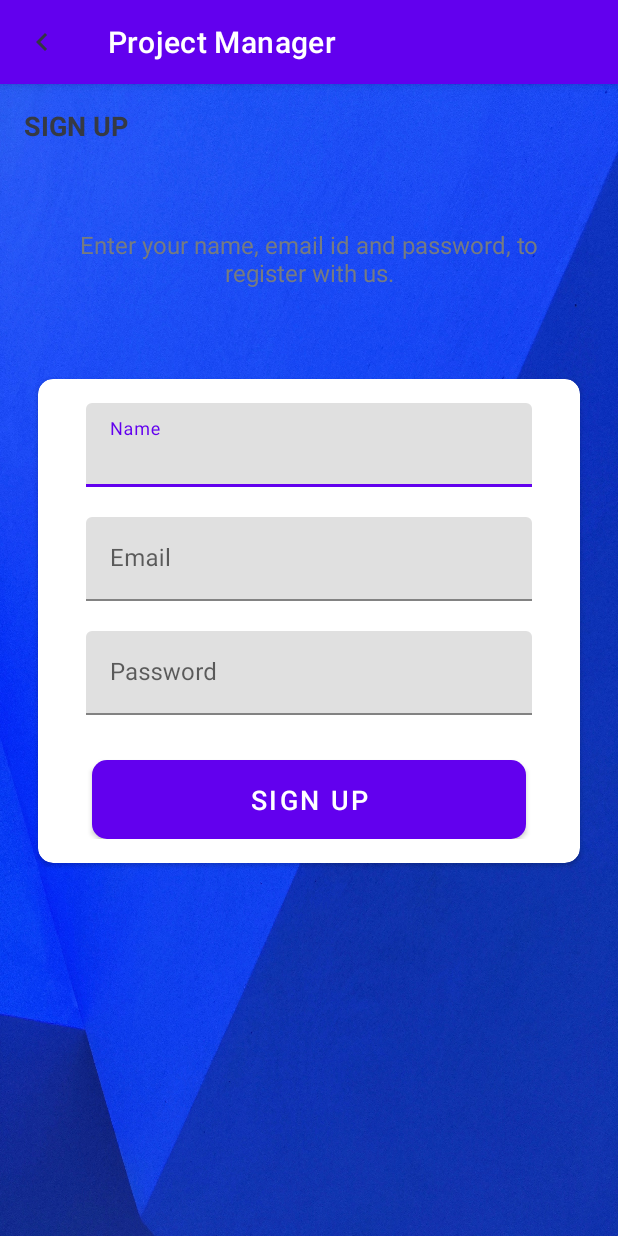
After one commit to Chetanpatel57/Project_Manager, an Android app: the SignUpActivity screen opened directly, with no data from a screen before it, on a phone screen of 412 x 824 dp. The commit adds this screen. Run offline under Robolectric (Android 15) with nearby library versions, the phone set to English and light mode, and no system bars; 1 statement that could not run was skipped.

Commit message:
signup Activity

```diff
--- a/app/src/main/AndroidManifest.xml
+++ b/app/src/main/AndroidManifest.xml
@@ -12,8 +12,16 @@
         android:theme="@style/Theme.ProjectManager"
         tools:targetApi="31">
         <activity
+            android:name=".SignUpActivity"
+            android:exported="false">
+            <meta-data
+                android:name="android.app.lib_name"
+                android:value="" />
+        </activity>
+        <activity
             android:name=".IntroActivity"
-            android:exported="true">
+            android:exported="true"
+            android:screenOrientation="portrait">
             <meta-data
                 android:name="android.app.lib_name"
                 android:value="" />
--- a/app/src/main/java/com/example/projectmanager/IntroActivity.kt
+++ b/app/src/main/java/com/example/projectmanager/IntroActivity.kt
@@ -1,5 +1,6 @@
 package com.example.projectmanager
 
+import android.content.Intent
 import androidx.appcompat.app.AppCompatActivity
 import android.os.Bundle
 
@@ -7,5 +8,11 @@ class IntroActivity : AppCompatActivity() {
     override fun onCreate(savedInstanceState: Bundle?) {
         super.onCreate(savedInstanceState)
         setContentView(R.layout.activity_intro)
+
+
+        btn_sign_up_intro.setOnClickListener {
+
+            startActivity(Intent(this@IntroActivity, SignUpActivity::class.java))
+        }
     }
 }
--- /dev/null
+++ b/app/src/main/java/com/example/projectmanager/SignUpActivity.kt
@@ -0,0 +1,26 @@
+package com.example.projectmanager
+
+import androidx.appcompat.app.AppCompatActivity
+import android.os.Bundle
+
+class SignUpActivity : AppCompatActivity() {
+    override fun onCreate(savedInstanceState: Bundle?) {
+        super.onCreate(savedInstanceState)
+        setContentView(R.layout.activity_sign_up)
+
+        setupActionBar()
+    }
+
+    private fun setupActionBar() {
+
+        setSupportActionBar(toolbar_sign_up_activity)
+
+        val actionBar = supportActionBar
+        if (actionBar != null) {
+            actionBar.setDisplayHomeAsUpEnabled(true)
+            actionBar.setHomeAsUpIndicator(R.drawable.ic_black_color_back_24dp)
+        }
+
+        //toolbar_sign_up_activity.setNavigationOnClickListener { onBackPressed() }
+    }
+}
--- /dev/null
+++ b/app/src/main/res/drawable-v24/ic_black_color_back_24dp.xml
@@ -0,0 +1,10 @@
+<vector xmlns:android="http://schemas.android.com/apk/res/android"
+    android:width="24dp"
+    android:height="24dp"
+    android:tint="#333644"
+    android:viewportWidth="24.0"
+    android:viewportHeight="24.0">
+    <path
+        android:fillColor="@android:color/white"
+        android:pathData="M15.41,7.41L14,6l-6,6 6,6 1.41,-1.41L10.83,12z" />
+</vector>
--- /dev/null
+++ b/app/src/main/res/layout/activity_sign_up.xml
@@ -0,0 +1,126 @@
+<?xml version="1.0" encoding="utf-8"?>
+<LinearLayout xmlns:android="http://schemas.android.com/apk/res/android"
+    xmlns:app="http://schemas.android.com/apk/res-auto"
+    xmlns:tools="http://schemas.android.com/tools"
+    android:layout_width="match_parent"
+    android:layout_height="match_parent"
+    android:background="@drawable/background"
+    android:orientation="vertical"
+    tools:context=".SignUpActivity">
+
+    <androidx.appcompat.widget.Toolbar
+        android:id="@+id/toolbar_sign_up_activity"
+        android:layout_width="match_parent"
+        android:layout_height="?attr/actionBarSize">
+
+        <TextView
+            android:id="@+id/tv_title"
+            android:layout_width="match_parent"
+            android:layout_height="match_parent"
+            android:gravity="center_vertical"
+            android:text="@string/sign_up"
+            android:textColor="@color/text_color_one"
+            android:textSize="@dimen/toolbar_title_text_size"
+            android:textStyle="bold" />
+
+    </androidx.appcompat.widget.Toolbar>
+
+    <LinearLayout
+        android:layout_width="match_parent"
+        android:layout_height="match_parent"
+        android:layout_gravity="center"
+        android:layout_marginTop="@dimen/authentication_screen_content_marginTop"
+        android:orientation="vertical">
+
+        <TextView
+            android:layout_width="match_parent"
+            android:layout_height="wrap_content"
+            android:layout_marginStart="@dimen/authentication_screen_marginStartEnd"
+            android:layout_marginEnd="@dimen/authentication_screen_marginStartEnd"
+            android:gravity="center"
+            android:text="@string/sign_up_description_text"
+            android:textColor="@color/text_color_two"
+            android:textSize="@dimen/authentication_description_text_size" />
+
+        <androidx.cardview.widget.CardView
+            android:layout_width="match_parent"
+            android:layout_height="wrap_content"
+            android:layout_marginStart="@dimen/authentication_screen_marginStartEnd"
+            android:layout_marginTop="@dimen/authentication_screen_card_view_marginTop"
+            android:layout_marginEnd="@dimen/authentication_screen_marginStartEnd"
+            android:elevation="@dimen/card_view_elevation"
+            app:cardCornerRadius="@dimen/card_view_corner_radius">
+
+            <LinearLayout
+                android:layout_width="match_parent"
+                android:layout_height="wrap_content"
+                android:orientation="vertical"
+                android:padding="@dimen/card_view_layout_content_padding">
+
+                <com.google.android.material.textfield.TextInputLayout
+                    android:layout_width="match_parent"
+                    android:layout_height="wrap_content"
+                    android:layout_marginStart="@dimen/authentication_screen_til_marginStartEnd"
+                    android:layout_marginEnd="@dimen/authentication_screen_til_marginStartEnd">
+
+                    <androidx.appcompat.widget.AppCompatEditText
+                        android:id="@+id/et_name"
+                        android:layout_width="match_parent"
+                        android:layout_height="wrap_content"
+                        android:hint="@string/name"
+                        android:inputType="textEmailAddress"
+                        android:textSize="@dimen/et_text_size" />
+                </com.google.android.material.textfield.TextInputLayout>
+
+                <com.google.android.material.textfield.TextInputLayout
+                    android:layout_width="match_parent"
+                    android:layout_height="wrap_content"
+                    android:layout_marginStart="@dimen/authentication_screen_til_marginStartEnd"
+                    android:layout_marginTop="@dimen/authentication_screen_til_marginTop"
+                    android:layout_marginEnd="@dimen/authentication_screen_til_marginStartEnd">
+
+                    <androidx.appcompat.widget.AppCompatEditText
+                        android:id="@+id/et_email"
+                        android:layout_width="match_parent"
+                        android:layout_height="wrap_content"
+                        android:hint="@string/email"
+                        android:inputType="textEmailAddress"
+                        android:textSize="@dimen/et_text_size" />
+                </com.google.android.material.textfield.TextInputLayout>
+
+                <com.google.android.material.textfield.TextInputLayout
+                    android:layout_width="match_parent"
+                    android:layout_height="wrap_content"
+                    android:layout_marginStart="@dimen/authentication_screen_til_marginStartEnd"
+                    android:layout_marginTop="@dimen/authentication_screen_til_marginTop"
+                    android:layout_marginEnd="@dimen/authentication_screen_til_marginStartEnd">
+
+                    <androidx.appcompat.widget.AppCompatEditText
+                        android:id="@+id/et_password"
+                        android:layout_width="match_parent"
+                        android:layout_height="wrap_content"
+                        android:hint="@string/password"
+                        android:inputType="textPassword"
+                        android:textSize="16sp" />
+                </com.google.android.material.textfield.TextInputLayout>
+
+                <Button
+                    android:id="@+id/btn_sign_up"
+                    android:layout_width="match_parent"
+                    android:layout_height="wrap_content"
+                    android:layout_gravity="center"
+                    android:layout_marginStart="@dimen/btn_marginStartEnd"
+                    android:layout_marginTop="@dimen/sign_up_screen_btn_marginTop"
+                    android:layout_marginEnd="@dimen/btn_marginStartEnd"
+                    android:background="@drawable/shape_button_rounded"
+                    android:foreground="?attr/selectableItemBackground"
+                    android:gravity="center"
+                    android:paddingTop="@dimen/btn_paddingTopBottom"
+                    android:paddingBottom="@dimen/btn_paddingTopBottom"
+                    android:text="@string/sign_up"
+                    android:textColor="@android:color/white"
+                    android:textSize="@dimen/btn_text_size" />
+            </LinearLayout>
+        </androidx.cardview.widget.CardView>
+    </LinearLayout>
+</LinearLayout>
--- a/app/src/main/res/values/colors.xml
+++ b/app/src/main/res/values/colors.xml
@@ -10,4 +10,8 @@
     <color name="PrimaryColor">#A1ACCC</color>
     <color name="DarkPrimaryColor">#0B2C91</color>
     <color name="Color">#4CA189</color>
+
+    <color name="text_color_one">#363A43</color>
+    <color name="text_color_two">#767B81</color>
+
 </resources>
--- a/app/src/main/res/values/dimens.xml
+++ b/app/src/main/res/values/dimens.xml
@@ -1,5 +1,6 @@
 <?xml version="1.0" encoding="utf-8"?>
 <resources>
+    <!--Dimensions for intro screen-->
     <dimen name="splash_screen_text_size">70sp</dimen>
     <dimen name="intro_screen_title_text_size">40sp</dimen>
     <dimen name="intro_screen_title_text_marginTop">40dp</dimen>
@@ -16,6 +17,7 @@
     <dimen name="intro_screen_sign_up_btn_marginTop">15dp</dimen>
     <dimen name="btn_text_size">18sp</dimen>
 
+    <!--dimension for signup screen-->
     <dimen name="sign_up_screen_btn_marginTop">30dp</dimen>
     <dimen name="toolbar_title_text_size">18sp</dimen>
     <dimen name="authentication_screen_content_marginTop">40dp</dimen>
@@ -29,4 +31,7 @@
     <dimen name="et_text_size">16sp</dimen>
     <dimen name="authentication_screen_til_marginTop">20dp</dimen>
     <dimen name="authentication_screen_marginTop">60dp</dimen>
+
+
+
 </resources>
```
